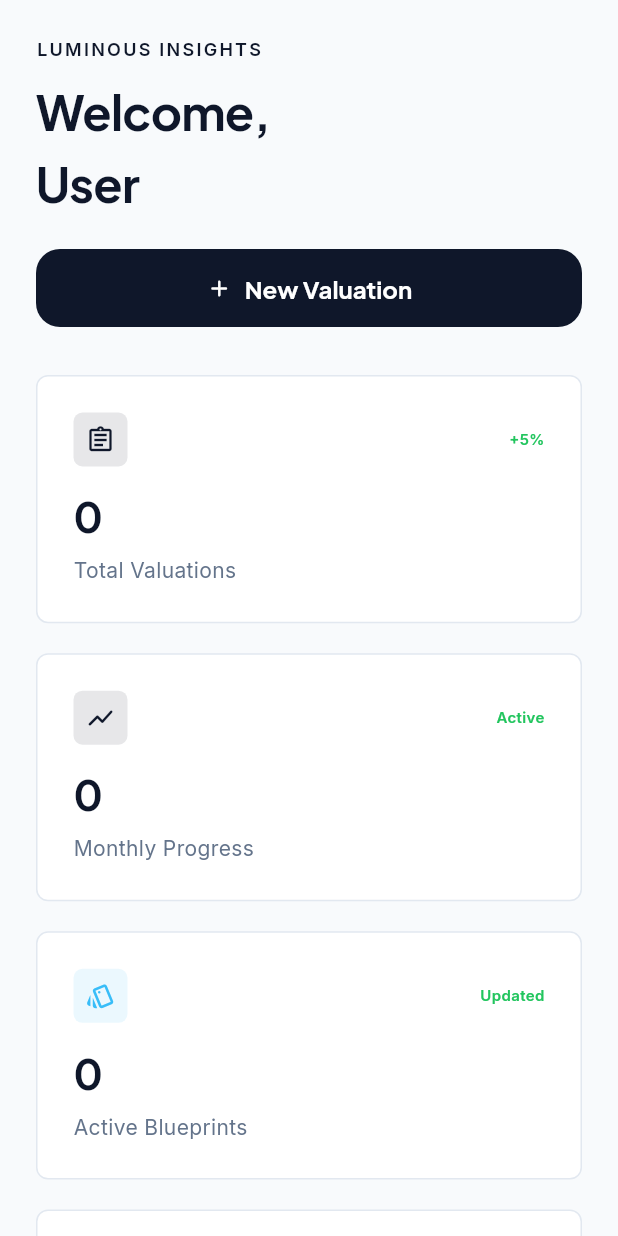
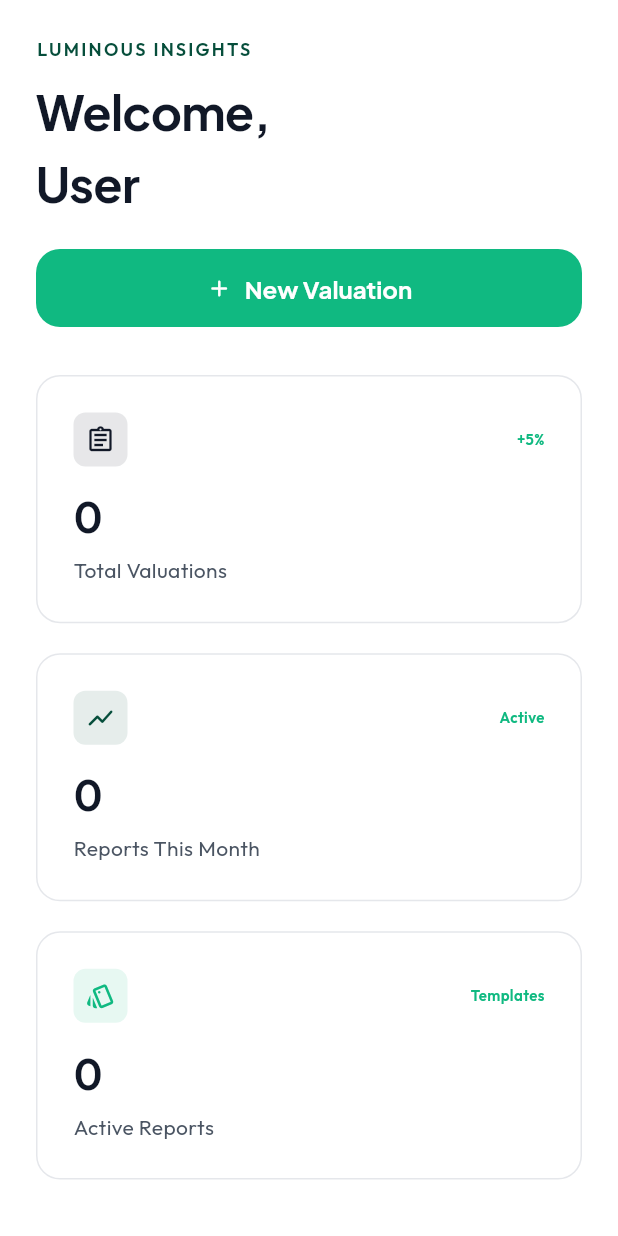
Before and after one commit to mnagamallikmail-ui/Pro_Valuer, a Flutter app: the _DashboardContent widget shown alone on an empty page, opened directly with empty values, on a phone screen of 412 x 824 dp. Run offline on Flutter 3.47's test engine with Material 3 defaults, Android fonts, the phone set to English and light mode, and no system bars; our stand-ins replace connectivity_plus, dio, dotted_border, file_picker, go_router, google_fonts and 1 more; missing offline and left inert: dart:html; network calls fail.

Commit message:
[DESIGN_REFINE] Fixed ReportModel ID mapping, verified Ethereal Emerald theme and active dashboard

```diff
--- a/BwVrFrontend/lib/screens/dashboard/dashboard_screen.dart
+++ b/BwVrFrontend/lib/screens/dashboard/dashboard_screen.dart
@@ -144,7 +144,7 @@ class _DashboardContent extends StatelessWidget {
 
           // Stats Grid
           GridView.count(
-            crossAxisCount: isMobile ? 1 : (width < 1200 ? 2 : 4),
+            crossAxisCount: isMobile ? 1 : (width < 1200 ? 2 : 3),
             shrinkWrap: true,
             crossAxisSpacing: 20,
             mainAxisSpacing: 20,
@@ -157,27 +157,23 @@ class _DashboardContent extends StatelessWidget {
                 icon: Icons.assignment_outlined,
                 color: AppColors.primaryText,
                 trend: '+5%',
+                onTap: () => context.go('/reports'),
               ),
               StatsCard(
-                title: 'Monthly Progress',
+                title: 'Reports This Month',
                 value: stats.reportsThisMonth.toString(),
                 icon: Icons.show_chart_rounded,
                 color: AppColors.primary,
                 trend: 'Active',
+                onTap: () => context.go('/reports'),
               ),
               StatsCard(
-                title: 'Active Blueprints',
+                title: 'Active Reports',
                 value: stats.activeTemplates.toString(),
                 icon: Icons.style_outlined,
-                color: AppColors.action,
-                trend: 'Updated',
-              ),
-              StatsCard(
-                title: 'Financial Partners',
-                value: stats.distinctBanks.toString(),
-                icon: Icons.account_balance_outlined,
-                color: AppColors.textSecondary,
-                trend: 'Verified',
+                color: AppColors.accent,
+                trend: 'Templates',
+                onTap: () => context.go('/templates'),
               ),
             ],
           ),
@@ -296,13 +292,20 @@ class _RecentTable extends StatelessWidget {
         ),
         ...reports.map((r) => TableRow(
               children: [
-                _td(Column(
+                _td(InkWell(
+                  onTap: () => context.go('/reports/${r.reportId}'),
+                  borderRadius: BorderRadius.circular(8),
+                  child: Padding(
+                    padding: const EdgeInsets.all(4),
+                    child: Column(
                       crossAxisAlignment: CrossAxisAlignment.start,
                       children: [
                         Text(r.reportTitle, style: AppTypography.bodyMedium.copyWith(fontWeight: FontWeight.w600)),
                         const SizedBox(height: 4),
                         ReferenceChip(label: r.referenceNumber),
                       ],
+                    ),
+                  ),
                 )),
                 _td(Text(r.bankName ?? 'Independent',
                     style: AppTypography.bodyMedium.copyWith(color: AppColors.textSecondary))),
--- a/BwVrFrontend/lib/theme/app_colors.dart
+++ b/BwVrFrontend/lib/theme/app_colors.dart
@@ -1,26 +1,26 @@
 import 'package:flutter/material.dart';
 
 class AppColors {
-  // Backgrounds & Surfaces (Quantum Corporate)
-  static const Color background = Color(0xFFF8FAFC);
+  // Backgrounds & Surfaces (Ethereal Emerald)
+  static const Color background = Color(0xFFFFFFFF);
   static const Color surface = Color(0xFFFFFFFF);
   static const Color white = Color(0xFFFFFFFF);
 
-  static const Color primaryText = Color(0xFF0F172A);
-  static const Color textPrimary = Color(0xFF0F172A);
+  static const Color primaryText = Color(0xFF111827);
+  static const Color textPrimary = Color(0xFF111827);
 
-  static const Color textSecondary = Color(0xFF64748B);
-  static const Color muted = Color(0xFF94A3B8);
+  static const Color textSecondary = Color(0xFF4B5563);
+  static const Color muted = Color(0xFF9CA3AF);
 
-  static const Color primary = Color(0xFF0F172A);
-  static const Color accent = Color(0xFF38BDF8);
-  static const Color secondary = Color(0xFF38BDF8);
+  static const Color primary = Color(0xFF064E3B);        // Emerald 900
+  static const Color accent = Color(0xFF10B981);         // Emerald 500
+  static const Color secondary = Color(0xFF10B981);
 
-  static const Color border = Color(0xFFE2E8F0);
+  static const Color border = Color(0xFFE5E7EB);
   static const Color error = Color(0xFFEF4444);
-  static const Color success = Color(0xFF22C55E);
+  static const Color success = Color(0xFF10B981);
   static const Color warning = Color(0xFFF59E0B);
 
-  static const Color primaryAction = Color(0xFF0F172A);
-  static const Color action = Color(0xFF38BDF8);
+  static const Color primaryAction = Color(0xFF10B981);
+  static const Color action = Color(0xFF10B981);
 }
--- a/BwVrFrontend/lib/theme/app_typography.dart
+++ b/BwVrFrontend/lib/theme/app_typography.dart
@@ -3,7 +3,7 @@ import 'package:google_fonts/google_fonts.dart';
 import 'app_colors.dart';
 
 class AppTypography {
-  static TextStyle get base => GoogleFonts.inter(
+  static TextStyle get base => GoogleFonts.outfit(
         color: AppColors.primaryText,
         height: 1.5,
       );
--- a/BwVrFrontend/lib/widgets/common_widgets.dart
+++ b/BwVrFrontend/lib/widgets/common_widgets.dart
@@ -8,6 +8,7 @@ class StatsCard extends StatelessWidget {
   final IconData icon;
   final Color? color;
   final String? trend;
+  final VoidCallback? onTap;
 
   const StatsCard({
     super.key,
@@ -16,17 +17,22 @@ class StatsCard extends StatelessWidget {
     required this.icon,
     this.color,
     this.trend,
+    this.onTap,
   });
 
   @override
   Widget build(BuildContext context) {
     final themeColor = color ?? AppColors.primary;
 
-    return Container(
+    return Material(
+      color: Colors.transparent,
+      child: InkWell(
+        onTap: onTap,
+        borderRadius: BorderRadius.circular(16),
+        child: Container(
           padding: const EdgeInsets.all(24),
           decoration: BoxDecoration(
-        color: AppColors.white,
-        borderRadius: BorderRadius.circular(8),
+            borderRadius: BorderRadius.circular(16),
             border: Border.all(color: AppColors.border, width: 1),
           ),
           child: Column(
@@ -39,7 +45,7 @@ class StatsCard extends StatelessWidget {
                     padding: const EdgeInsets.all(8),
                     decoration: BoxDecoration(
                       color: themeColor.withOpacity(0.1),
-                  borderRadius: BorderRadius.circular(6),
+                      borderRadius: BorderRadius.circular(8),
                     ),
                     child: Icon(icon, color: themeColor, size: 20),
                   ),
@@ -59,6 +65,8 @@ class StatsCard extends StatelessWidget {
               const SizedBox(height: 4),
               Text(title, style: AppTypography.bodyMedium.copyWith(color: AppColors.textSecondary)),
             ],
+          ),
+        ),
       ),
     );
   }
```
Also changed, not shown: BwVrFrontend/lib/widgets/app_layout.dart (+15 -22 lines). Lines whose indentation alone changed are shown as unchanged.
